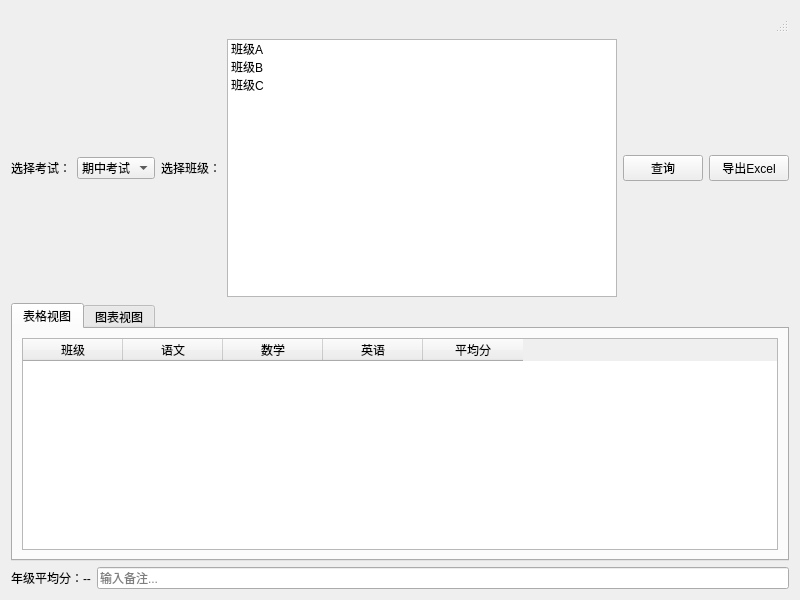
Old version of the form ui_page/page_class_grade.ui in the repository fengyec2/StudentGradeTracker.
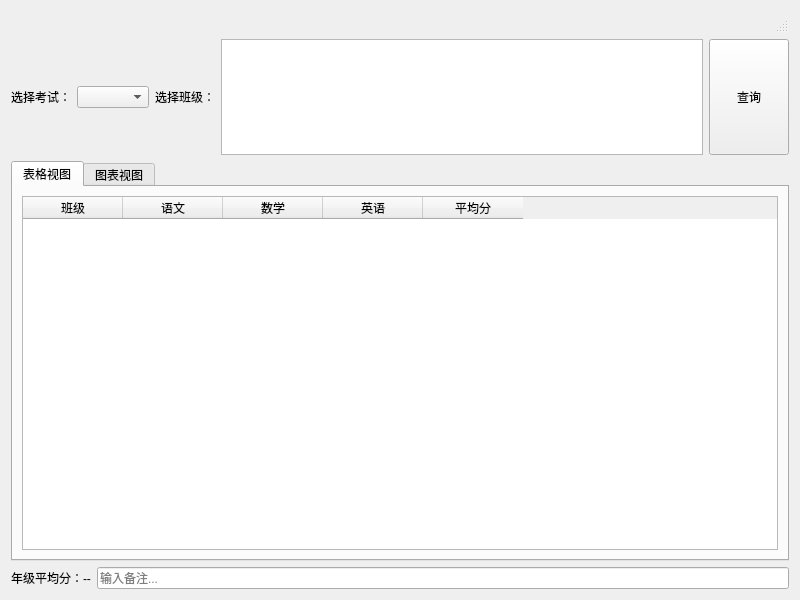
New version of the form.

Commit message: remove pre-filled ComboBox & ListWidget content

Patch:
```diff
--- a/ui_page/page_class_grade.ui
+++ b/ui_page/page_class_grade.ui
@@ -30,16 +30,12 @@
        </item>
        <item>
         <widget class="QComboBox" name="comboExam">
-         <item>
-          <property name="text">
-           <string>期中考试</string>
-          </property>
-         </item>
-         <item>
-          <property name="text">
-           <string>期末考试</string>
-          </property>
-         </item>
+         <property name="sizePolicy">
+          <sizepolicy hsizetype="Preferred" vsizetype="Fixed">
+           <horstretch>0</horstretch>
+           <verstretch>0</verstretch>
+          </sizepolicy>
+         </property>
         </widget>
        </item>
        <item>
@@ -54,41 +50,37 @@
          <property name="selectionMode">
           <enum>QAbstractItemView::SelectionMode::MultiSelection</enum>
          </property>
-         <item>
-          <property name="text">
-           <string>班级A</string>
-          </property>
-         </item>
-         <item>
-          <property name="text">
-           <string>班级B</string>
-          </property>
-         </item>
-         <item>
-          <property name="text">
-           <string>班级C</string>
-          </property>
-         </item>
         </widget>
        </item>
        <item>
         <widget class="QPushButton" name="btnQuery">
+         <property name="sizePolicy">
+          <sizepolicy hsizetype="Minimum" vsizetype="Minimum">
+           <horstretch>0</horstretch>
+           <verstretch>0</verstretch>
+          </sizepolicy>
+         </property>
          <property name="text">
           <string>查询</string>
          </property>
         </widget>
        </item>
-       <item>
-        <widget class="QPushButton" name="btnExport">
-         <property name="text">
-          <string>导出Excel</string>
-         </property>
-        </widget>
-       </item>
       </layout>
      </item>
      <item>
       <widget class="QTabWidget" name="tabWidget">
+       <property name="sizePolicy">
+        <sizepolicy hsizetype="Expanding" vsizetype="Expanding">
+         <horstretch>0</horstretch>
+         <verstretch>0</verstretch>
+        </sizepolicy>
+       </property>
+       <property name="minimumSize">
+        <size>
+         <width>0</width>
+         <height>400</height>
+        </size>
+       </property>
        <widget class="QWidget" name="tabTable">
         <attribute name="title">
          <string>表格视图</string>
```
The commit also changes 1 other file.
